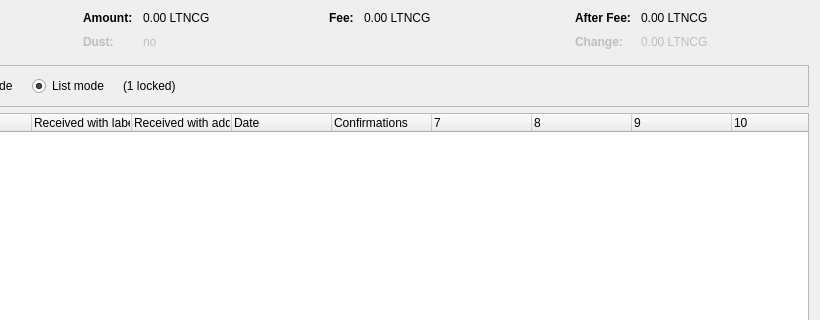
First picture: the form in src/qt/forms/coincontroldialog.ui, repository MerlinMagic2018/Lightning-Cash, before the edit; both pictures show x 180 to 1000 and y 0 to 320 of the 1000 by 500 pixel window.
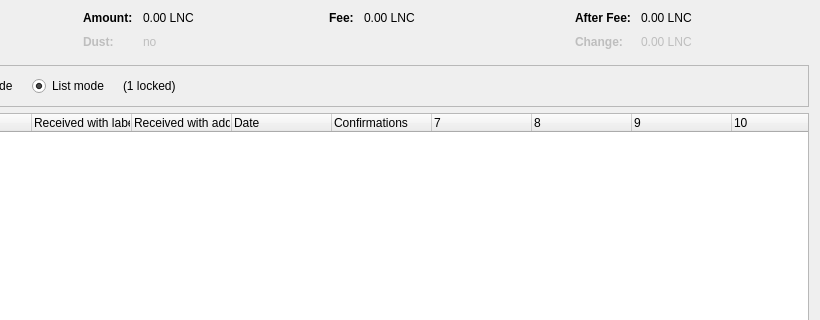
Second picture: the form after the edit. Custom widgets are drawn as their Qt base class.

Diff of the .ui file:
```diff
--- a/src/qt/forms/coincontroldialog.ui
+++ b/src/qt/forms/coincontroldialog.ui
@@ -132,7 +132,7 @@
           <enum>Qt::ActionsContextMenu</enum>
          </property>
          <property name="text">
-          <string notr="true">0.00 LTNCG</string>
+          <string notr="true">0.00 LNC</string>
          </property>
          <property name="textInteractionFlags">
           <set>Qt::LinksAccessibleByMouse|Qt::TextSelectableByKeyboard|Qt::TextSelectableByMouse</set>
@@ -212,7 +212,7 @@
           <enum>Qt::ActionsContextMenu</enum>
          </property>
          <property name="text">
-          <string notr="true">0.00 LTNCG</string>
+          <string notr="true">0.00 LNC</string>
          </property>
          <property name="textInteractionFlags">
           <set>Qt::LinksAccessibleByMouse|Qt::TextSelectableByKeyboard|Qt::TextSelectableByMouse</set>
@@ -257,7 +257,7 @@
           <enum>Qt::ActionsContextMenu</enum>
          </property>
          <property name="text">
-          <string notr="true">0.00 LTNCG</string>
+          <string notr="true">0.00 LNC</string>
          </property>
          <property name="textInteractionFlags">
           <set>Qt::LinksAccessibleByMouse|Qt::TextSelectableByKeyboard|Qt::TextSelectableByMouse</set>
@@ -292,7 +292,7 @@
           <enum>Qt::ActionsContextMenu</enum>
          </property>
          <property name="text">
-          <string notr="true">0.00 LTNCG</string>
+          <string notr="true">0.00 LNC</string>
          </property>
          <property name="textInteractionFlags">
           <set>Qt::LinksAccessibleByMouse|Qt::TextSelectableByKeyboard|Qt::TextSelectableByMouse</set>
```
